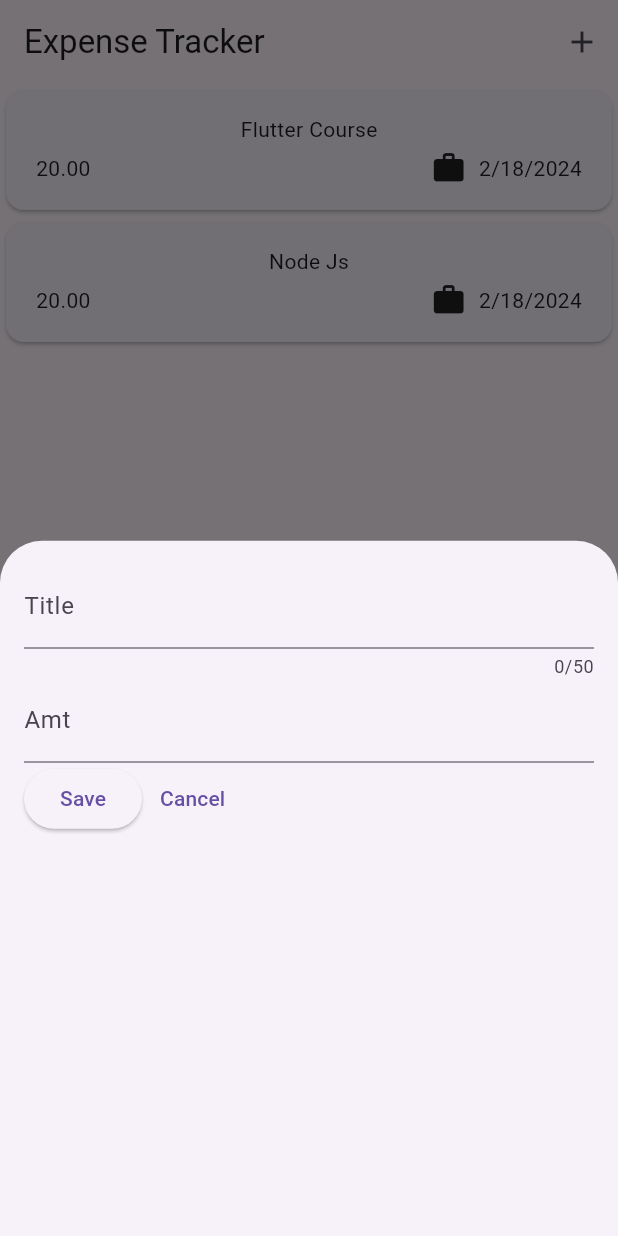
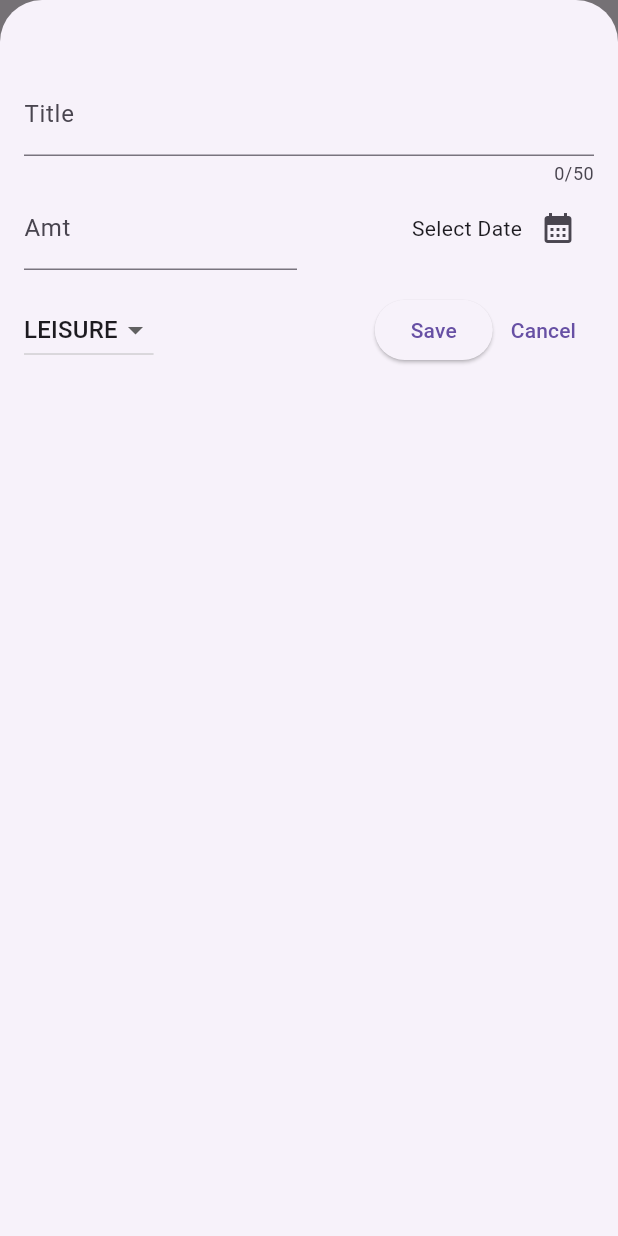
Before and after one commit to Jangle-Parth/Expense-Tracker, a Flutter app: the screen it shows after launch, after a tap on the "add" icon, on a phone screen of 412 x 824 dp. Run offline on Flutter 3.47's test engine with Material 3 defaults, Android fonts, the phone set to English and light mode, and no system bars.

Commit message:
Completed with Adding and Removing Expenses

```diff
--- a/lib/widget/expenses.dart
+++ b/lib/widget/expenses.dart
@@ -30,13 +30,53 @@ class _ExpensesState extends State<Expenses> {
 
   void _openAddExpenseOverLay() {
     showModalBottomSheet(
+      isScrollControlled: true,
       context: context,
-      builder: (ctx) => const NewExpense(),
+      builder: (ctx) => NewExpense(
+        onAddExpense: _addExpense,
+      ),
+    );
+  }
+
+  void _addExpense(Expense expense) {
+    setState(
+      () {
+        _registeredExpenses.add(expense);
+      },
+    );
+  }
+
+  void _removeExpense(Expense expense) {
+    final expenseIndex = _registeredExpenses.indexOf(expense);
+    setState(() {
+      _registeredExpenses.remove(expense);
+    });
+    ScaffoldMessenger.of(context).clearSnackBars();
+    ScaffoldMessenger.of(context).showSnackBar(
+      SnackBar(
+        duration: Duration(seconds: 3),
+        content: const Text("Expense Deleted"),
+        action: SnackBarAction(
+            label: "Undo",
+            onPressed: () {
+              setState(() {
+                _registeredExpenses.insert(expenseIndex, expense);
+              });
+            }),
+      ),
     );
   }
 
   @override
   Widget build(BuildContext context) {
+    Widget mainContent = const Center(child: Text("No Expense Found"));
+
+    if (_registeredExpenses.isNotEmpty) {
+      mainContent = ExpensesList(
+        expenses: _registeredExpenses,
+        onRemoveExpense: _removeExpense,
+      );
+    }
     return Scaffold(
       appBar: AppBar(
         title: const Text("Expense Tracker"),
@@ -47,9 +87,7 @@ class _ExpensesState extends State<Expenses> {
       ),
       body: Column(
         children: [
-          Expanded(
-            child: ExpensesList(expenses: _registeredExpenses),
-          ),
+          Expanded(child: mainContent),
         ],
       ),
     );
--- a/lib/widget/expenses_list/expenses_list.dart
+++ b/lib/widget/expenses_list/expenses_list.dart
@@ -3,12 +3,21 @@ import 'package:expense_tracker/widget/expenses_list/expense_item.dart';
 import 'package:flutter/material.dart';
 
 class ExpensesList extends StatelessWidget {
-  const ExpensesList({super.key, required this.expenses});
+  const ExpensesList(
+      {super.key, required this.expenses, required this.onRemoveExpense});
   final List<Expense> expenses;
+  final void Function(Expense expense) onRemoveExpense;
   @override
   Widget build(BuildContext context) {
     return ListView.builder(
-        itemCount: expenses.length,
-        itemBuilder: (ctx, index) => ExpenseItem(expenses[index]));
+      itemCount: expenses.length,
+      itemBuilder: (ctx, index) => Dismissible(
+        key: ValueKey(expenses[index]),
+        onDismissed: (direction) {
+          onRemoveExpense(expenses[index]);
+        },
+        child: ExpenseItem(expenses[index]),
+      ),
+    );
   }
 }
--- a/lib/widget/new_expense.dart
+++ b/lib/widget/new_expense.dart
@@ -1,8 +1,10 @@
+import 'package:expense_tracker/models/expense.dart';
 import 'package:flutter/material.dart';
 
 class NewExpense extends StatefulWidget {
-  const NewExpense({super.key});
+  const NewExpense({super.key, required this.onAddExpense});
 
+  final void Function(Expense expense) onAddExpense;
   @override
   State<StatefulWidget> createState() {
     return _NewExpenseState();
@@ -12,6 +14,52 @@ class NewExpense extends StatefulWidget {
 class _NewExpenseState extends State<NewExpense> {
   final _titleController = TextEditingController();
   final _amountController = TextEditingController();
+  DateTime? _selectedDate;
+  Category _selectedCategory = Category.leisure;
+
+  void _presentDatePicker() async {
+    final now = DateTime.now();
+    final firstDate = DateTime(now.year - 1, now.month, now.day);
+    final pickedDate = await showDatePicker(
+      context: context,
+      initialDate: now,
+      firstDate: firstDate,
+      lastDate: now,
+    );
+    setState(() {
+      _selectedDate = pickedDate;
+    });
+  }
+
+  void _submitExpenseData() {
+    final enteredAmount = double.tryParse(_amountController.text);
+    final amountisInvalid = enteredAmount == null || enteredAmount <= 0;
+    if (_titleController.text.trim().isEmpty ||
+        amountisInvalid ||
+        _selectedDate == null) {
+      showDialog(
+          context: context,
+          builder: (ctx) => AlertDialog(
+                title: const Text('Invalid Input'),
+                content: const Text("Please Make sure valid value are entered"),
+                actions: [
+                  TextButton(
+                      onPressed: () {
+                        Navigator.pop(ctx);
+                      },
+                      child: const Text('Okay'))
+                ],
+              ));
+      return;
+    }
+    widget.onAddExpense(Expense(
+        title: _titleController.text,
+        amount: enteredAmount,
+        date: _selectedDate!,
+        category: _selectedCategory));
+    Navigator.pop(context);
+  }
+
   @override
   void dispose() {
     _titleController.dispose();
@@ -22,7 +70,7 @@ class _NewExpenseState extends State<NewExpense> {
   @override
   Widget build(BuildContext context) {
     return Padding(
-      padding: const EdgeInsets.all(16),
+      padding: const EdgeInsets.fromLTRB(16, 48, 16, 16),
       child: Column(
         children: [
           TextField(
@@ -31,9 +79,12 @@ class _NewExpenseState extends State<NewExpense> {
             decoration: const InputDecoration(label: Text('Title')),
           ),
           const SizedBox(
-            width: 10,
+            width: 16,
           ),
-          TextField(
+          Row(
+            children: [
+              Expanded(
+                child: TextField(
                   controller: _amountController,
                   keyboardType: TextInputType.number,
                   decoration: const InputDecoration(
@@ -41,17 +92,56 @@ class _NewExpenseState extends State<NewExpense> {
                     label: Text('Amt'),
                   ),
                 ),
+              ),
+              const SizedBox(
+                width: 16,
+              ),
+              Expanded(
+                child: Row(
+                  crossAxisAlignment: CrossAxisAlignment.center,
+                  mainAxisAlignment: MainAxisAlignment.end,
+                  children: [
+                    Text(_selectedDate == null
+                        ? 'Select Date'
+                        : formatter.format(_selectedDate!)),
+                    IconButton(
+                        onPressed: _presentDatePicker,
+                        icon: const Icon(Icons.calendar_month))
+                  ],
+                ),
+              )
+            ],
+          ),
+          const SizedBox(height: 16),
           Row(
             children: [
+              DropdownButton(
+                value: _selectedCategory,
+                items: Category.values
+                    .map((category) => DropdownMenuItem(
+                        value: category,
+                        child: Text(
+                          category.name.toUpperCase(),
+                        )))
+                    .toList(),
+                onChanged: (value) {
+                  if (value == null) {
+                    return;
+                  }
+                  setState(() {
+                    _selectedCategory = value;
+                  });
+                },
+              ),
+              const Spacer(),
               ElevatedButton(
-                onPressed: () {
-                  print(_titleController.text);
-                  print(_amountController.text);
-                },
+                onPressed: _submitExpenseData,
                 child: const Text("Save"),
               ),
               TextButton(
-                onPressed: () {},
+                onPressed: () {
+                  Navigator.pop(context);
+                },
                 child: const Text("Cancel"),
               ),
             ],
```
Lines whose indentation alone changed are shown as unchanged.
